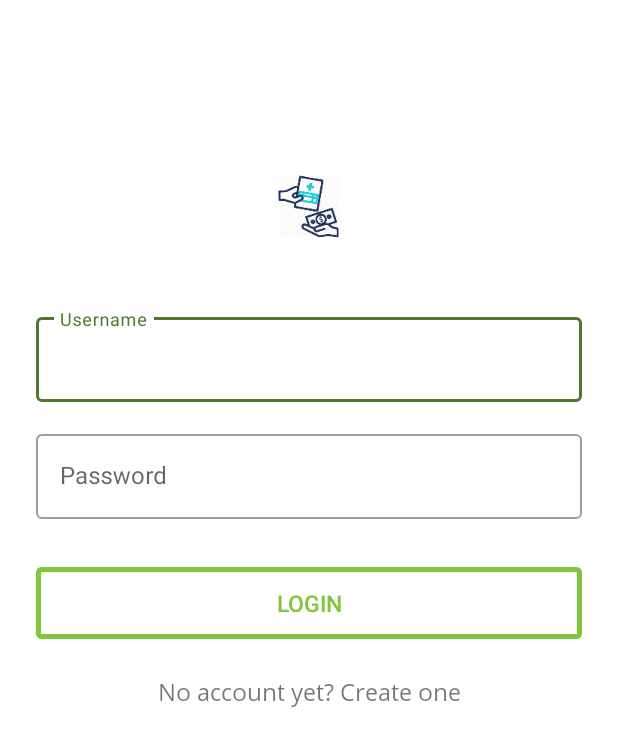
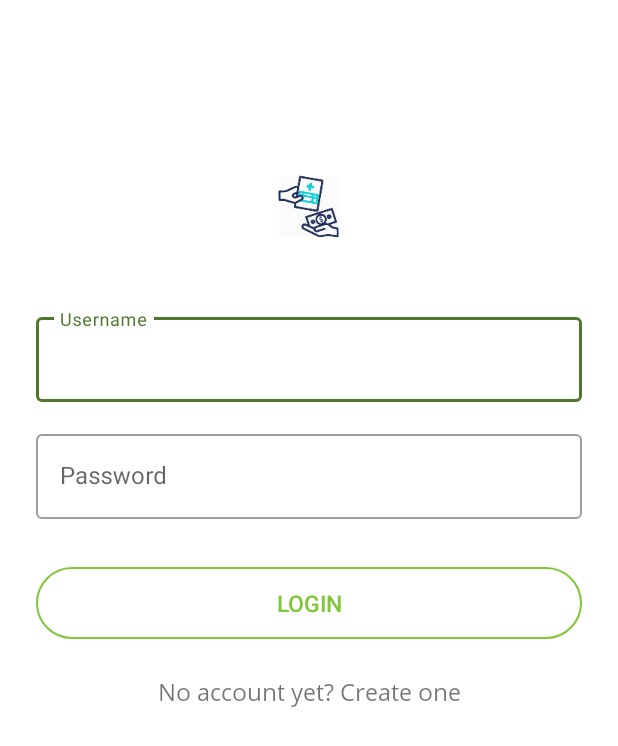
Before and after one commit to peter-wachira/QSURE2, an Android app: the layout activity_login.xml on its own in the app's theme, with its tools: preview values and no code run, on a phone screen of 412 x 824 dp. Shown: the top 746 px of the screen. Run offline under Robolectric (Android 15) with nearby library versions, the phone set to English and light mode, and no system bars.

Commit message:
update validate method in login activity

```diff
--- a/app/src/main/java/com/wazinsure/qsure/UI/LoginActivity.java
+++ b/app/src/main/java/com/wazinsure/qsure/UI/LoginActivity.java
@@ -228,7 +228,7 @@ public class LoginActivity extends AppCompatActivity {
         String password = _passwordText.getText().toString();
         String username = _usernameText.getText().toString();
 
-        if (password.isEmpty() || password.length() < 4 || password.length() > 4) {
+        if (password.isEmpty() || password.length() < 4 || password.length() > 10) {
             _passwordText.setError("between 0 and 4 numeric characters");
             valid = false;
         }
@@ -239,6 +239,7 @@ public class LoginActivity extends AppCompatActivity {
 
         else {
             _passwordText.setError(null);
+            _usernameText.setError(null);
         }
 
         return valid;
--- a/app/src/main/res/drawable/transparent_bg_bordered.xml
+++ b/app/src/main/res/drawable/transparent_bg_bordered.xml
@@ -5,10 +5,10 @@
             <!-- background -->
             <solid android:color="#00000000" />
             <!-- border -->
-            <stroke android:width="3dp" android:color="@color/colorAccent" />
+            <stroke android:width="1dp" android:color="@color/colorAccent" />
 
             <!-- corner roundness -->
-            <corners android:radius="2dp" />
+            <corners android:radius="40dp" />
         </shape>
     </item>
 </selector>
--- a/app/src/main/res/layout/activity_login.xml
+++ b/app/src/main/res/layout/activity_login.xml
@@ -56,6 +56,7 @@
             android:layout_marginBottom="8dp">
             <EditText android:id="@+id/passwordlogin"
                 android:layout_width="match_parent"
+                android:radius="40dp"
                 android:layout_height="wrap_content"
                 android:inputType="textPassword"
                 android:hint="Password"/>
```
